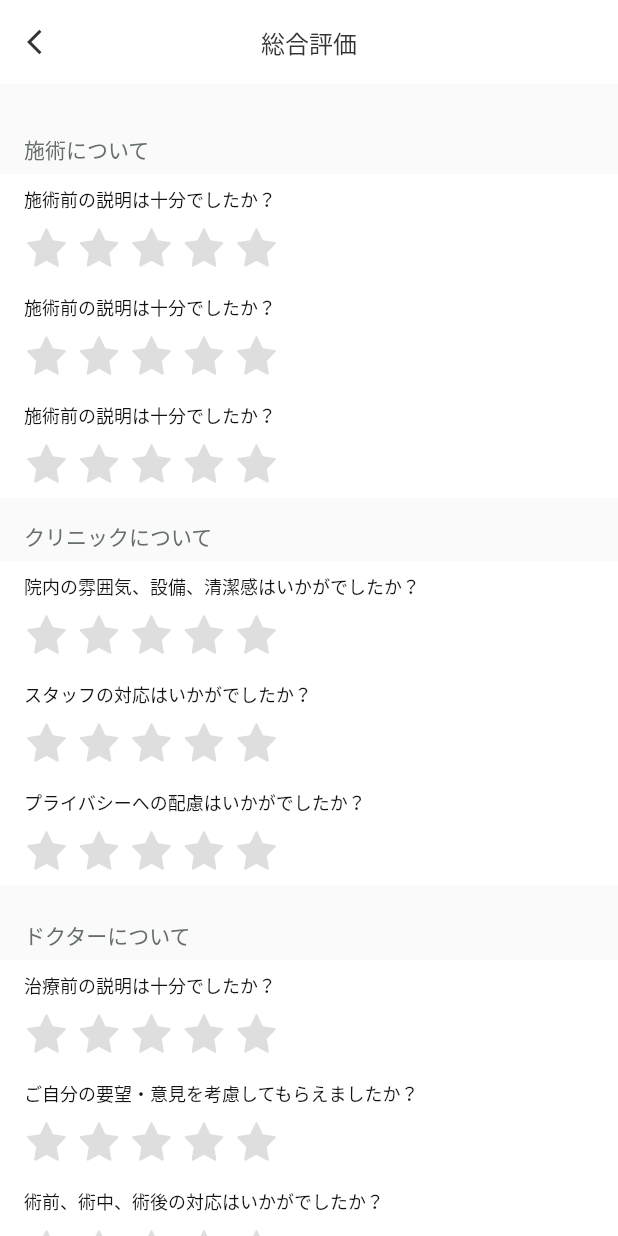
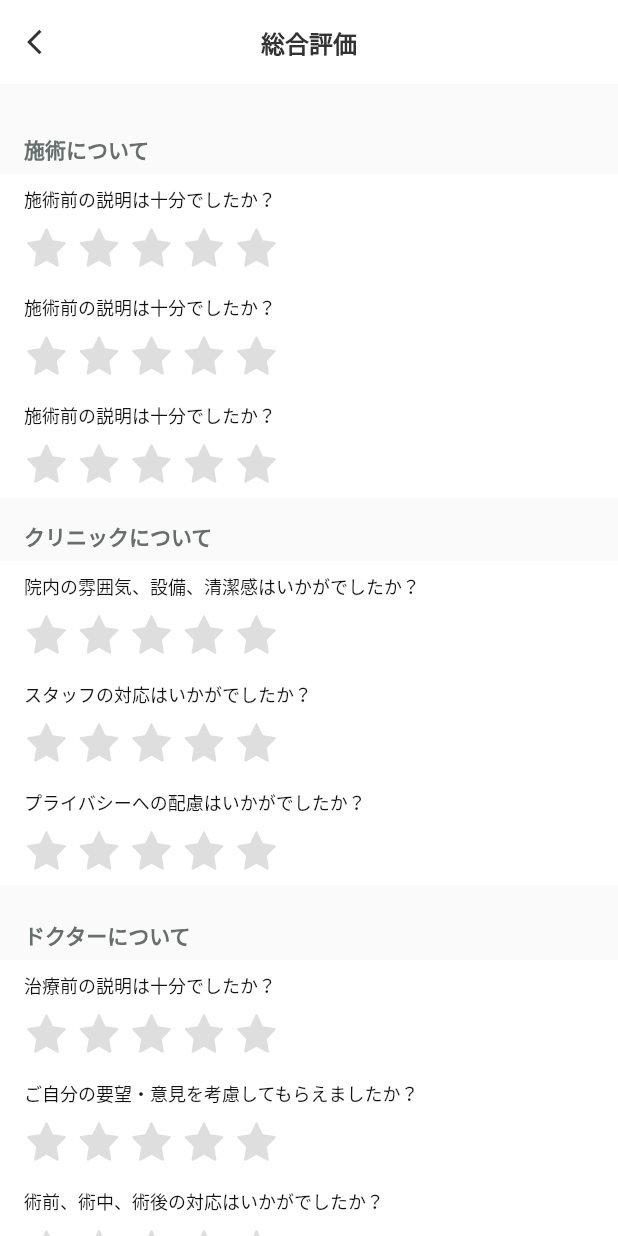
Before and after one commit to Jameshoff0712/Laxia, a Flutter app: the AddDiaryStep2Page screen opened by its route, after a tap on "次に進む", on a phone screen of 412 x 824 dp. Run offline on Flutter 3.47's test engine with Material 2 defaults, Android fonts, the phone set to English and light mode, and no system bars; our stand-ins replace cached_network_image, carousel_slider, dropdown_button2, equatable, flutter_dotenv, flutter_image_slideshow and 14 more; missing offline and left inert: dart:html, extended_wrap, flutter_datetime_picker_forked, flutter_inappwebview, global_configuration, image_viewer and 2 more; accounts and stored records are empty; generated files the repository leaves out were written again; network calls fail; Roboto replaces fonts that are missing (Hiragino Kaku Gothic Pro W3); statements that could not run were skipped.

Commit message:
fix: again_diary_add_pages

```diff
--- a/lib/views/pages/main/contribution/diary_add_step2.dart
+++ b/lib/views/pages/main/contribution/diary_add_step2.dart
@@ -63,7 +63,7 @@ class _AddDiaryStep2PageState extends State<AddDiaryStep2Page> {
         title: Text('基本情報を入力',
             style: TextStyle(
               color: Helper.titleColor,
-              fontWeight: FontWeight.w400,
+              fontWeight: FontWeight.w700,
               fontSize: 16,
               height: 1.5,
             )),
@@ -91,7 +91,7 @@ class _AddDiaryStep2PageState extends State<AddDiaryStep2Page> {
                 overflow: TextOverflow.ellipsis,
                 style: TextStyle(
                     color: Color.fromARGB(255, 102, 110, 110),
-                    fontWeight: FontWeight.w400,
+                    fontWeight: FontWeight.w700,
                     fontSize: 14,
                     height: 1.5),
               ),
@@ -117,7 +117,7 @@ class _AddDiaryStep2PageState extends State<AddDiaryStep2Page> {
                             "腫れづらいスクエア二施術",
                             style: TextStyle(
                                 color: Color.fromARGB(255, 18, 18, 18),
-                                fontWeight: FontWeight.w400,
+                                fontWeight: FontWeight.w700,
                                 fontSize: 12,
                                 height: 1.5),
                           ),
@@ -171,7 +171,7 @@ class _AddDiaryStep2PageState extends State<AddDiaryStep2Page> {
                             "麻酔費用",
                             style: TextStyle(
                                 color: Color.fromARGB(255, 18, 18, 18),
-                                fontWeight: FontWeight.w400,
+                                fontWeight: FontWeight.w700,
                                 fontSize: 12,
                                 height: 1.5),
                           ),
@@ -225,7 +225,7 @@ class _AddDiaryStep2PageState extends State<AddDiaryStep2Page> {
                             "処方薬の費用",
                             style: TextStyle(
                                 color: Color.fromARGB(255, 18, 18, 18),
-                                fontWeight: FontWeight.w400,
+                                fontWeight: FontWeight.w700,
                                 fontSize: 12,
                                 height: 1.5),
                           ),
@@ -279,7 +279,7 @@ class _AddDiaryStep2PageState extends State<AddDiaryStep2Page> {
                             "その他の費用",
                             style: TextStyle(
                                 color: Color.fromARGB(255, 18, 18, 18),
-                                fontWeight: FontWeight.w400,
+                                fontWeight: FontWeight.w700,
                                 fontSize: 12,
                                 height: 1.5),
                           ),
@@ -330,7 +330,7 @@ class _AddDiaryStep2PageState extends State<AddDiaryStep2Page> {
                       "合計金額: ",
                       style: TextStyle(
                               color: Color.fromARGB(255, 18, 18, 18),
-                              fontWeight: FontWeight.w400,
+                              fontWeight: FontWeight.w700,
                               fontSize: 14,
                               height: 1.5),
                     ),
@@ -338,7 +338,7 @@ class _AddDiaryStep2PageState extends State<AddDiaryStep2Page> {
                       "0",
                       style: TextStyle(
                               color: Color.fromARGB(255, 18, 18, 18),
-                              fontWeight: FontWeight.w400,
+                              fontWeight: FontWeight.w700,
                               fontSize: 14,
                               height: 1.5),
                     ),
@@ -346,7 +346,7 @@ class _AddDiaryStep2PageState extends State<AddDiaryStep2Page> {
                       "円",
                       style: TextStyle(
                               color: Color.fromARGB(255, 18, 18, 18),
-                              fontWeight: FontWeight.w400,
+                              fontWeight: FontWeight.w700,
                               fontSize: 14,
                               height: 1.5),
                     ),
@@ -380,7 +380,7 @@ class _AddDiaryStep2PageState extends State<AddDiaryStep2Page> {
                             style: TextStyle(
                                 fontSize: 14,
                                 height: 1.5,
-                                fontWeight: FontWeight.w400),
+                                fontWeight: FontWeight.w700),
                           ),
                         ),
                       ),
@@ -388,7 +388,8 @@ class _AddDiaryStep2PageState extends State<AddDiaryStep2Page> {
                   )
                 : Center(
                     child: Container(
-                    padding: EdgeInsets.only(top: 50),
+                      height: 45,
+                    margin: EdgeInsets.only(top: 40),
                     child: ElevatedButton(
                       onPressed: () {
                         Navigator.push(
--- a/lib/views/pages/main/contribution/diary_add_step3.dart
+++ b/lib/views/pages/main/contribution/diary_add_step3.dart
@@ -66,7 +66,7 @@ class _AddDiaryStep3PageState extends State<AddDiaryStep3Page> {
         title: Text('総合評価',
             style: TextStyle(
               color: Helper.titleColor,
-              fontWeight: FontWeight.w400,
+              fontWeight: FontWeight.w700,
               fontSize: 16,
               height: 1.5,
             )),
@@ -95,7 +95,7 @@ class _AddDiaryStep3PageState extends State<AddDiaryStep3Page> {
                 overflow: TextOverflow.ellipsis,
                 style: TextStyle(
                     color: Color.fromARGB(255, 102, 110, 110),
-                    fontWeight: FontWeight.w400,
+                    fontWeight: FontWeight.w700,
                     fontSize: 14,
                     height: 1.5),
               ),
@@ -222,7 +222,7 @@ class _AddDiaryStep3PageState extends State<AddDiaryStep3Page> {
                 overflow: TextOverflow.ellipsis,
                 style: TextStyle(
                     color: Color.fromARGB(255, 102, 110, 110),
-                    fontWeight: FontWeight.w400,
+                    fontWeight: FontWeight.w700,
                     fontSize: 14,
                     height: 1.5),
               ),
@@ -349,7 +349,7 @@ class _AddDiaryStep3PageState extends State<AddDiaryStep3Page> {
                 overflow: TextOverflow.ellipsis,
                 style: TextStyle(
                     color: Color.fromARGB(255, 102, 110, 110),
-                    fontWeight: FontWeight.w400,
+                    fontWeight: FontWeight.w700,
                     fontSize: 14,
                     height: 1.5),
               ),
@@ -492,7 +492,7 @@ class _AddDiaryStep3PageState extends State<AddDiaryStep3Page> {
                       style: TextStyle(
                           fontSize: 14,
                           height: 1.5,
-                          fontWeight: FontWeight.w400),
+                          fontWeight: FontWeight.w700),
                     ),
                   ),
                 ),
```
Also changed, not shown: lib/views/pages/main/contribution/diary_add_step1.dart (+14 -13 lines), lib/views/pages/main/contribution/diary_add_step4.dart (+11 -10 lines), lib/views/pages/main/contribution/diary_add_step5.dart (+6 -5 lines).
